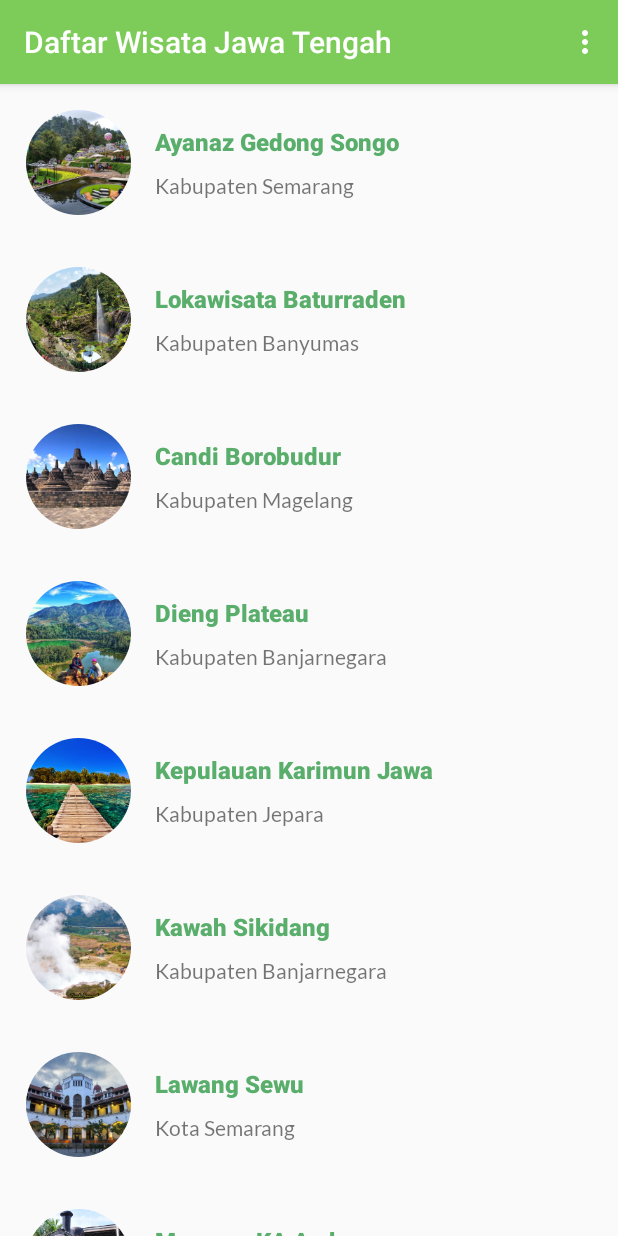
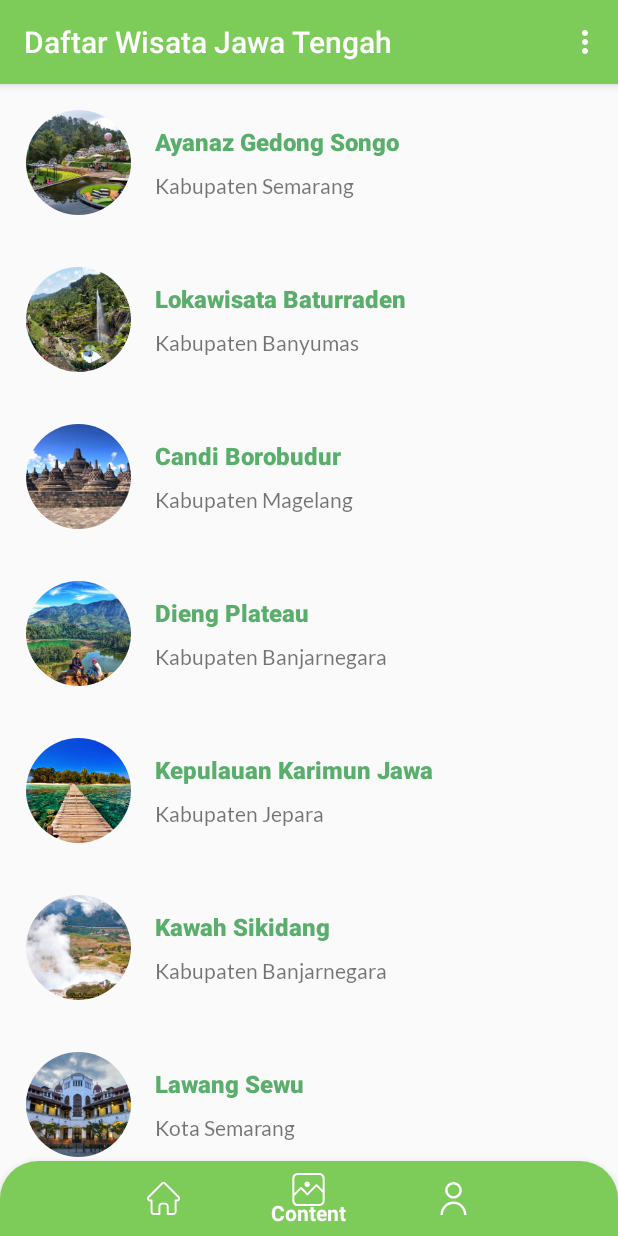
Before and after one commit to rizfa-is/nusantara_indah, an Android app: the DestinationMainJateng screen opened directly, with no data from a screen before it, on a phone screen of 412 x 824 dp. Run offline under Robolectric (Android 15) with nearby library versions, the phone set to English and light mode, and no system bars; our stand-ins replace CircleImageView; pictures from the network do not load.

Commit message:
UPDATE !! Simple Navigation Bottom Completed
Note :
There're a few chipNavigationBar's file left for testing

```diff
--- a/app/build.gradle
+++ b/app/build.gradle
@@ -8,7 +8,7 @@ android {
 
     defaultConfig {
         applicationId "com.istekno.nusantaraindah"
-        minSdkVersion 21
+        minSdkVersion 23
         targetSdkVersion 30
         versionCode 1
         versionName "1.0"
@@ -31,6 +31,7 @@ dependencies {
     implementation 'androidx.appcompat:appcompat:1.1.0'
     implementation 'androidx.constraintlayout:constraintlayout:1.1.3'
     implementation 'com.google.android.material:material:1.2.0'
+    implementation 'com.google.android.gms:play-services-maps:17.0.0'
     testImplementation 'junit:junit:4.12'
     androidTestImplementation 'androidx.test.ext:junit:1.1.1'
     androidTestImplementation 'androidx.test.espresso:espresso-core:3.2.0'
@@ -39,5 +40,7 @@ dependencies {
     implementation 'androidx.cardview:cardview:1.0.0'
     implementation 'de.hdodenhof:circleimageview:3.0.0'
     implementation 'com.github.bumptech.glide:glide:4.9.0'
+    implementation 'com.ismaeldivita.chipnavigation:chip-navigation-bar:1.3.3'
+    implementation 'com.android.support:design:28.0.0'
 
 }
--- a/app/src/main/java/com/istekno/nusantaraindah/destinationjateng/DestinationMainJateng.kt
+++ b/app/src/main/java/com/istekno/nusantaraindah/destinationjateng/DestinationMainJateng.kt
@@ -10,6 +10,7 @@ import androidx.appcompat.app.AppCompatActivity
 import androidx.recyclerview.widget.GridLayoutManager
 import androidx.recyclerview.widget.LinearLayoutManager
 import androidx.recyclerview.widget.RecyclerView
+import com.google.android.material.bottomnavigation.BottomNavigationView
 import com.istekno.nusantaraindah.*
 import java.util.ArrayList
 
@@ -37,6 +38,31 @@ class DestinationMainJateng : AppCompatActivity() {
 //        run List RecyclerView Activity
         showDestinationList()
 
+        //        Navigation Bottom
+        val bottomNavigation : BottomNavigationView = findViewById(R.id.bottom_nav)
+        bottomNavigation.selectedItemId = R.id.content_nav
+        bottomNavigation.isSelected
+
+        bottomNavigation.setOnNavigationItemSelectedListener {
+            when(it.itemId) {
+                R.id.home_nav -> {
+                    val intent = Intent(this,MainActivity::class.java)
+                    startActivity(intent)
+                    return@setOnNavigationItemSelectedListener true
+                }
+                R.id.content_nav -> {
+
+                    return@setOnNavigationItemSelectedListener true
+                }
+                R.id.profil_nav -> {
+                    val intent = Intent(this,AboutUsPage::class.java)
+                    startActivity(intent)
+                    return@setOnNavigationItemSelectedListener true
+                }
+            }
+            false
+        }
+//        Navigation Bottom
     }
 
     override fun onCreateOptionsMenu(menu: Menu?): Boolean {
--- /dev/null
+++ b/app/src/main/res/drawable/content_nav.xml
@@ -0,0 +1,12 @@
+<vector xmlns:android="http://schemas.android.com/apk/res/android"
+    android:width="352dp"
+    android:height="352dp"
+    android:viewportWidth="352"
+    android:viewportHeight="352">
+  <path
+      android:fillColor="#FF000000"
+      android:pathData="M332,16.4C321.6,6 307.6,0 292,0H60C44.4,0 30.4,6.4 20,16.4C9.6,26.8 3.6,40.8 3.6,56.4v184.4V258v37.2c0,15.6 6.4,29.6 16.4,40c10.4,10.4 24.4,16.4 40,16.4h232v0.4c15.6,0 29.6,-6.4 40,-16.4c10.4,-10.4 16.4,-24.4 16.4,-40v-37.2v-51.2V56.4C348.4,40.8 342,26.8 332,16.4zM327.2,258.4v37.2c0,9.6 -4,18.4 -10.4,24.8c-6.4,6.4 -15.2,10.4 -24.8,10.4H60c-9.6,0 -18.4,-4 -24.8,-10.4c-6.4,-6.8 -10,-15.2 -10,-24.8v-37.2v-12.8L96,174.4l60.4,60.4c4,4 10.8,4 15.2,0l89.2,-89.6l66.4,66.4V258.4zM327.2,181.6l-58.8,-59.2c-4,-4 -10.8,-4.4 -15.2,0L164,212l-60.4,-60.4c-4,-4 -10.8,-4.4 -15.2,0l-63.2,63.6V56.4c0,-9.6 3.6,-18 10,-24.4c6.4,-6.4 15.2,-10.4 24.8,-10.4h232c9.6,0 18.4,4 24.8,10.4c6.4,6.4 10.4,15.2 10.4,24.8V181.6z"/>
+  <path
+      android:fillColor="#FF000000"
+      android:pathData="M162,120.4m-28.8,0a28.8,28.8 0,1 1,57.6 0a28.8,28.8 0,1 1,-57.6 0"/>
+</vector>
--- /dev/null
+++ b/app/src/main/res/drawable/home_nav.xml
@@ -0,0 +1,9 @@
+<vector xmlns:android="http://schemas.android.com/apk/res/android"
+    android:width="511dp"
+    android:height="511dp"
+    android:viewportWidth="511"
+    android:viewportHeight="511.999">
+  <path
+      android:fillColor="#FF000000"
+      android:pathData="m498.699,221.695c-0.016,-0.012 -0.027,-0.027 -0.039,-0.039l-208.855,-208.848c-8.902,-8.906 -20.738,-13.809 -33.328,-13.809 -12.59,0 -24.426,4.902 -33.332,13.809l-208.746,208.742c-0.07,0.07 -0.145,0.145 -0.211,0.215 -18.281,18.387 -18.25,48.219 0.09,66.559 8.379,8.383 19.441,13.234 31.273,13.746 0.484,0.047 0.969,0.07 1.457,0.07h8.32v153.695c0,30.418 24.75,55.164 55.168,55.164h81.711c8.285,0 15,-6.719 15,-15v-120.5c0,-13.879 11.293,-25.168 25.172,-25.168h48.195c13.879,0 25.168,11.289 25.168,25.168v120.5c0,8.281 6.715,15 15,15h81.711c30.422,0 55.168,-24.746 55.168,-55.164v-153.695h7.719c12.586,0 24.422,-4.902 33.332,-13.813 18.359,-18.367 18.367,-48.254 0.027,-66.633zM477.457,267.117c-3.238,3.238 -7.543,5.023 -12.117,5.023h-22.719c-8.285,0 -15,6.715 -15,15v168.695c0,13.875 -11.289,25.164 -25.168,25.164h-66.711v-105.5c0,-30.418 -24.746,-55.168 -55.168,-55.168h-48.195c-30.422,0 -55.172,24.75 -55.172,55.168v105.5h-66.711c-13.875,0 -25.168,-11.289 -25.168,-25.164v-168.695c0,-8.285 -6.715,-15 -15,-15h-22.328c-0.234,-0.016 -0.465,-0.027 -0.703,-0.031 -4.469,-0.078 -8.66,-1.852 -11.801,-4.996 -6.68,-6.68 -6.68,-17.551 0,-24.234 0.004,0 0.004,-0.004 0.008,-0.008l0.012,-0.012 208.848,-208.84c3.234,-3.238 7.535,-5.02 12.113,-5.02 4.574,0 8.875,1.781 12.113,5.02l208.801,208.797c0.031,0.031 0.066,0.063 0.098,0.094 6.645,6.691 6.633,17.539 -0.031,24.207zM477.457,267.117"/>
+</vector>
--- /dev/null
+++ b/app/src/main/res/drawable/profil_nav.xml
@@ -0,0 +1,12 @@
+<vector xmlns:android="http://schemas.android.com/apk/res/android"
+    android:width="512dp"
+    android:height="512dp"
+    android:viewportWidth="512"
+    android:viewportHeight="512">
+  <path
+      android:fillColor="#FF000000"
+      android:pathData="M256,0c-71.017,0 -128.789,57.772 -128.789,128.789S184.983,257.578 256,257.578s128.789,-57.772 128.789,-128.789S327.017,0 256,0zM256,219.699c-50.127,0 -90.91,-40.783 -90.91,-90.91c0,-50.127 40.783,-90.91 90.91,-90.91s90.91,40.783 90.91,90.91C346.91,178.916 306.127,219.699 256,219.699z"/>
+  <path
+      android:fillColor="#FF000000"
+      android:pathData="M256,303.033c-113.284,0 -202.022,91.787 -202.022,208.967h37.879c0,-97.539 70.569,-171.088 164.143,-171.088S420.143,414.467 420.143,512h37.879C458.022,394.821 369.284,303.033 256,303.033z"/>
+</vector>
--- /dev/null
+++ b/app/src/main/res/drawable/rounded.xml
@@ -0,0 +1,7 @@
+<?xml version="1.0" encoding="utf-8"?>
+<shape xmlns:android="http://schemas.android.com/apk/res/android">
+    <solid android:color="@color/colorBtnSplash"/>
+
+    <corners android:topRightRadius="25dp"
+        android:topLeftRadius="25dp"/>
+</shape>
--- a/app/src/main/res/layout/recycler_view_main.xml
+++ b/app/src/main/res/layout/recycler_view_main.xml
@@ -7,10 +7,32 @@
     android:layout_height="match_parent"
     android:id="@+id/recycler_main">
 
-    <androidx.recyclerview.widget.RecyclerView
-        android:id="@+id/rv_main"
+    <RelativeLayout
         android:layout_width="match_parent"
-        android:layout_height="match_parent"
-        tools:listitem="@layout/recycler_view_list"/>
+        android:layout_height="match_parent">
+
+        <androidx.recyclerview.widget.RecyclerView
+            android:id="@+id/rv_main"
+            android:layout_width="match_parent"
+            android:layout_height="match_parent"
+            tools:listitem="@layout/recycler_view_list"/>
+
+    </RelativeLayout>
+
+
+    <com.google.android.material.bottomnavigation.BottomNavigationView
+        android:id="@+id/bottom_nav"
+        android:layout_width="match_parent"
+        android:layout_height="50dp"
+        android:layout_alignParentBottom="true"
+        android:layout_marginBottom="0dp"
+        android:background="@drawable/rounded"
+        android:gravity="start"
+        tool:itemIconSize="22dp"
+        tool:itemIconTint="@android:color/white"
+        tool:itemTextColor="@android:color/white"
+        tool:labelVisibilityMode="selected"
+        tool:layout_constraintBottom_toBottomOf="parent"
+        tool:menu="@menu/bottom_nav_menu" />
 
 </RelativeLayout>
--- /dev/null
+++ b/app/src/main/res/menu/bottom_nav_menu.xml
@@ -0,0 +1,20 @@
+<?xml version="1.0" encoding="utf-8"?>
+<menu xmlns:android="http://schemas.android.com/apk/res/android"
+    xmlns:app="http://schemas.android.com/apk/res-auto"
+    app:cnb_unselectedColor="@android:color/white">
+
+    <item
+        android:id="@+id/home_nav"
+        android:title="Home"
+        android:icon="@drawable/home_nav" />
+
+    <item
+        android:id="@+id/content_nav"
+        android:title="Content"
+        android:icon="@drawable/content_nav"/>
+
+    <item
+        android:id="@+id/profil_nav"
+        android:title="Profil"
+        android:icon="@drawable/profil_nav"/>
+</menu>
```
Also changed, not shown: app/src/main/AndroidManifest.xml (+11 -3 lines), app/src/main/java/com/istekno/nusantaraindah/AboutUsPage.kt (+32 -0 lines), app/src/main/java/com/istekno/nusantaraindah/Bottom.kt (added, +11 -0 lines), app/src/main/java/com/istekno/nusantaraindah/ChooseProvince.kt (+27 -0 lines), app/src/main/java/com/istekno/nusantaraindah/destinationjatim/DestinationMain.kt (+27 -0 lines), app/src/main/res/layout/about_us.xml (+22 -2 lines), app/src/main/res/layout/bottom_navigation.xml (added, +17 -0 lines), app/src/main/res/layout/choose_province.xml (+17 -2 lines), app/src/main/res/menu/bottom_nav_test.xml (added, +23 -0 lines), 1 other file.
